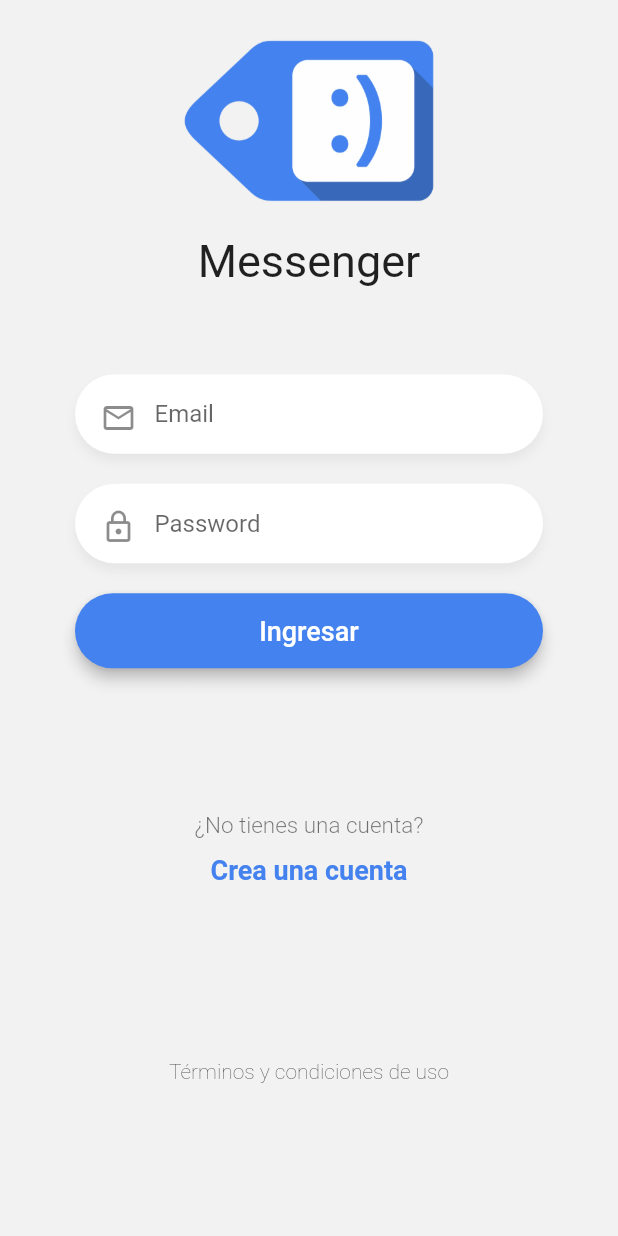
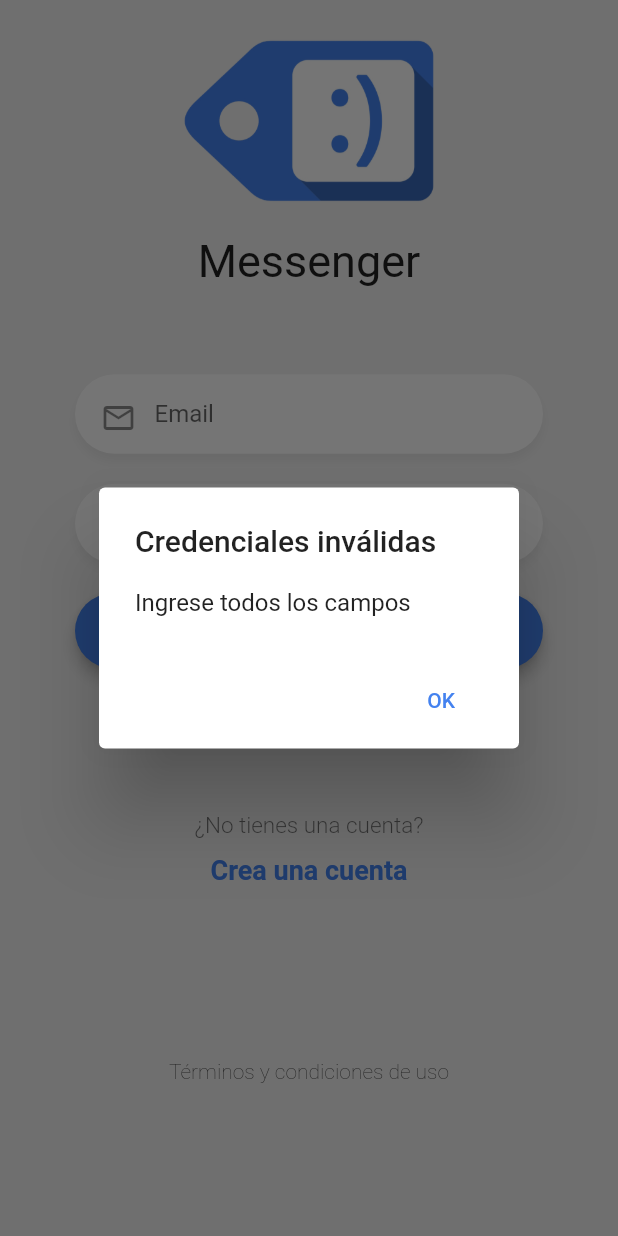
Before and after one commit to Danthology96/Advanced-flutter, a Flutter app: the LoginPage screen opened by its route, after a tap on "Ingresar", on a phone screen of 412 x 824 dp. Run offline on Flutter 3.47's test engine with Material 2 defaults, Android fonts, the phone set to English and light mode, and no system bars; our stand-ins replace flutter_secure_storage, pie_chart, pull_to_refresh, socket_io_client; accounts and stored records are empty; network calls fail.

Commit message:
Chat app connected to NodeJS backend server, authentication finished

```diff
--- /dev/null
+++ b/chat-app/chat_app/lib/global/environments.dart
@@ -0,0 +1,10 @@
+import 'dart:io';
+
+class Environment {
+  static String apiUrl = Platform.isAndroid
+      ? 'http://192.168.1.12:3000/api'
+      : 'localhost:3000/api';
+
+  static String socketUrl =
+      Platform.isAndroid ? 'http://192.168.1.12:3000' : 'localhost:3000';
+}
--- /dev/null
+++ b/chat-app/chat_app/lib/helpers/showAlert.helper.dart
@@ -0,0 +1,40 @@
+import 'dart:io';
+
+import 'package:flutter/material.dart';
+import 'package:flutter/cupertino.dart';
+
+showAlert(
+    {required BuildContext context,
+    required String title,
+    required String subtitle}) {
+  if (Platform.isAndroid) {
+    return showDialog(
+        context: context,
+        builder: (_) => AlertDialog(
+              title: Text(title),
+              content: Text(subtitle),
+              actions: [
+                MaterialButton(
+                    child: const Text('OK'),
+                    // elevation: 5,
+                    // color: Colors.blue,
+                    textColor: const Color(0xff4482EF),
+                    onPressed: () => Navigator.pop(context)),
+              ],
+            ));
+  }
+
+  /// En caso que sea IOS
+  return showCupertinoDialog(
+      context: context,
+      builder: (_) => CupertinoAlertDialog(
+            title: Text(title),
+            content: Text(subtitle),
+            actions: [
+              CupertinoDialogAction(
+                  child: const Text('OK'),
+                  isDefaultAction: true,
+                  onPressed: () => Navigator.pop(context)),
+            ],
+          ));
+}
--- a/chat-app/chat_app/lib/models/users.dart
+++ b/chat-app/chat_app/lib/models/users.dart
@@ -1,13 +1,37 @@
+// To parse this JSON data, do
+//
+//     final user = userFromJson(jsonString);
+
+import 'dart:convert';
+
+User userFromJson(String str) => User.fromJson(json.decode(str));
+
+String userToJson(User data) => json.encode(data.toJson());
+
 class User {
+  User({
+    required this.username,
+    required this.email,
+    required this.online,
+    required this.uid,
+  });
+
+  String username;
+  String email;
   bool online;
-  String email;
-  String name;
   String uid;
 
-  User({
-    required this.online,
-    required this.email,
-    required this.name,
-    required this.uid,
-  });
+  factory User.fromJson(Map<String, dynamic> json) => User(
+        username: json["username"],
+        email: json["email"],
+        online: json["online"],
+        uid: json["uid"],
+      );
+
+  Map<String, dynamic> toJson() => {
+        "username": username,
+        "email": email,
+        "online": online,
+        "uid": uid,
+      };
 }
--- a/chat-app/chat_app/lib/pages/chat.page.dart
+++ b/chat-app/chat_app/lib/pages/chat.page.dart
@@ -58,7 +58,6 @@
                 SliverList(
                   delegate: SliverChildBuilderDelegate(
                     (context, index) {
-                      print(index.toString());
                       return _messages[index];
                     },
                     childCount: _messages.length,
--- a/chat-app/chat_app/lib/pages/login.page.dart
+++ b/chat-app/chat_app/lib/pages/login.page.dart
@@ -1,4 +1,8 @@
 import 'package:flutter/material.dart';
+import 'package:provider/provider.dart';
+
+import 'package:chat_app/helpers/showAlert.helper.dart';
+import 'package:chat_app/services/auth.service.dart';
 
 import '../widgets/customInputField.widget.dart';
 import '../widgets/labels.widget.dart';
@@ -59,6 +63,8 @@
 
   @override
   Widget build(BuildContext context) {
+    final authService = Provider.of<AuthService>(context);
+
     return Container(
       margin: const EdgeInsets.only(top: 20),
       padding: const EdgeInsets.symmetric(horizontal: 50),
@@ -83,12 +89,37 @@
             height: 20,
           ),
           LoginButtonWidget(
-            text: 'Ingresar',
-            onPressed: () {
-              print(emailController.text);
-              print(passwordController.text);
-            },
-          ),
+              text: 'Ingresar',
+              onPressed: authService.autenticating
+                  ? null
+                  : () async {
+                      if (emailController.text.isEmpty ||
+                          passwordController.text.isEmpty) {
+                        showAlert(
+                            context: context,
+                            title: 'Credenciales inválidas',
+                            subtitle: 'Ingrese todos los campos');
+                        return;
+                      }
+
+                      /// quita el foco de lo que sea, en este caso ayuda a quitar
+                      /// el teclado al dar el botón de ingresar
+                      FocusScope.of(context).unfocus();
+                      final logged = await authService.login(
+                        emailController.text.trim(),
+                        passwordController.text.trim(),
+                      );
+
+                      if (logged) {
+                        ///TODO: conectar al socket server
+                        Navigator.pushReplacementNamed(context, 'users');
+                      } else {
+                        showAlert(
+                            context: context,
+                            title: 'Credenciales inválidas',
+                            subtitle: 'Intente nuevamente');
+                      }
+                    }),
         ],
       ),
     );
--- a/chat-app/chat_app/lib/widgets/chatInput.widget.dart
+++ b/chat-app/chat_app/lib/widgets/chatInput.widget.dart
@@ -1,4 +1,3 @@
-import 'dart:async';
 import 'dart:io';
 
 import 'package:flutter/cupertino.dart';
--- a/chat-app/chat_app/lib/widgets/loginButton.widget.dart
+++ b/chat-app/chat_app/lib/widgets/loginButton.widget.dart
@@ -7,7 +7,7 @@
     required this.text,
   }) : super(key: key);
 
-  final Function() onPressed;
+  final Function()? onPressed;
   final String text;
 
   @override
--- a/chat-app/chat_app/lib/widgets/userListTile.widget.dart
+++ b/chat-app/chat_app/lib/widgets/userListTile.widget.dart
@@ -13,10 +13,10 @@
   @override
   Widget build(BuildContext context) {
     return ListTile(
-      title: Text(user.name),
+      title: Text(user.username),
       subtitle: Text(user.email),
       leading: CircleAvatar(
-        child: Text(user.name.substring(0, 2)),
+        child: Text(user.username.substring(0, 2)),
         backgroundColor: Colors.blue[200],
       ),
       trailing: Container(
--- a/chat-app/chat_app/pubspec.yaml
+++ b/chat-app/chat_app/pubspec.yaml
@@ -35,6 +35,9 @@
   # Use with the CupertinoIcons class for iOS style icons.
   cupertino_icons: ^1.0.2
   pull_to_refresh: ^2.0.0
+  provider: ^6.0.2
+  http: ^0.13.4
+  flutter_secure_storage: ^5.0.2
 
 dev_dependencies:
   flutter_test:
```
Also changed, not shown: chat-app/chat_app/lib/main.dart (+10 -5 lines), chat-app/chat_app/lib/models/loginResponse.model.dart (added, +36 -0 lines), chat-app/chat_app/lib/models/registerResponse.model.dart (added, +38 -0 lines), chat-app/chat_app/lib/pages/loading.page.dart (+32 -3 lines), chat-app/chat_app/lib/pages/register.page.dart (+49 -7 lines), chat-app/chat_app/lib/pages/users.page.dart (+21 -8 lines), chat-app/chat_app/lib/services/auth.service.dart (added, +116 -0 lines), chat-app/chat_app/pubspec.lock, 1 other file.
